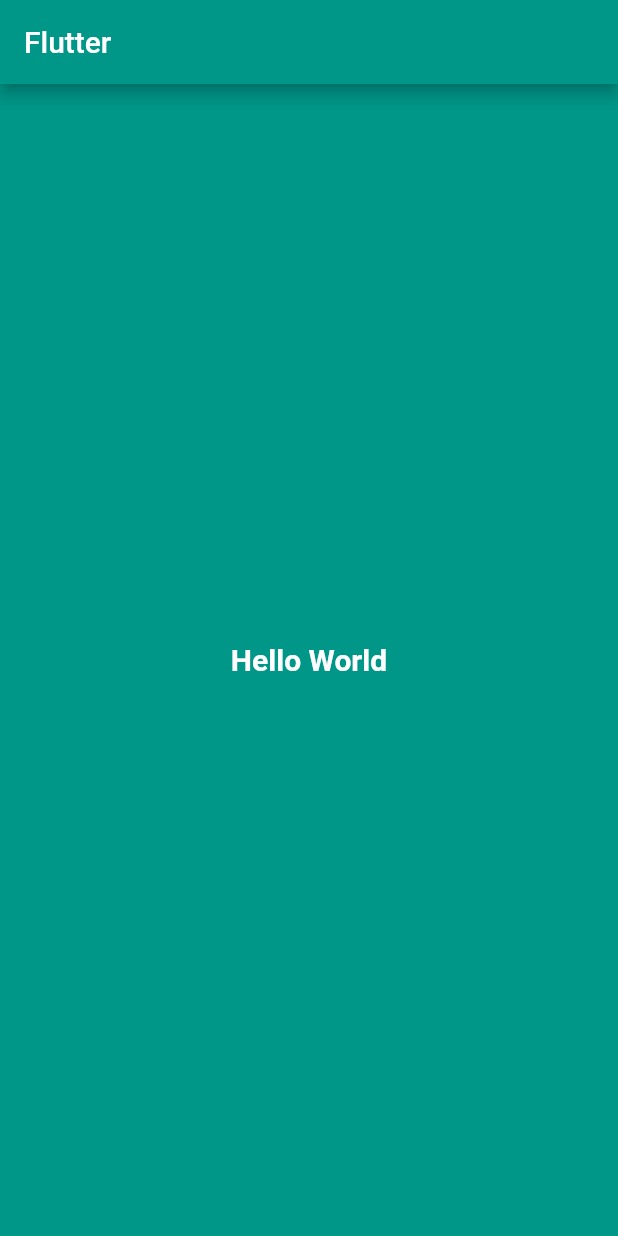
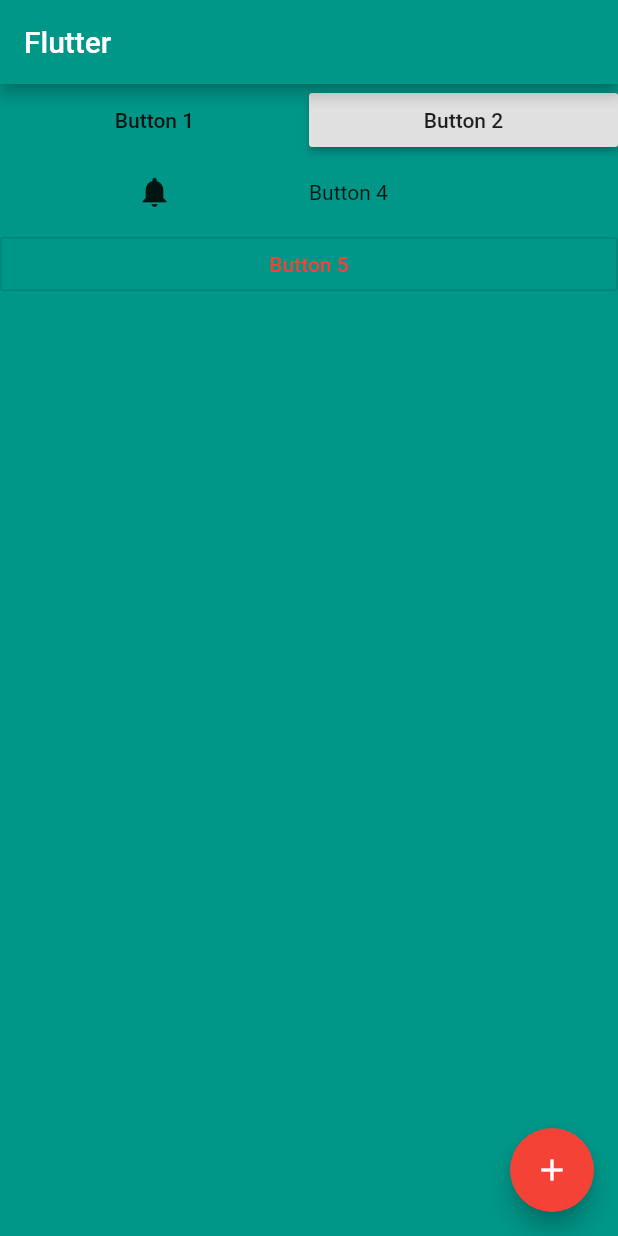
Before and after one commit to tanveerahmed1987/flutter_app, a Flutter app: the screen it shows after launch, on a phone screen of 412 x 824 dp. Run offline on Flutter 3.47's test engine with Material 2 defaults, Android fonts, the phone set to English and light mode, and no system bars.

Commit message:
Button Types

```diff
--- a/lib/Home.dart
+++ b/lib/Home.dart
@@ -8,9 +8,79 @@ class Home extends StatelessWidget {
   Widget build(BuildContext buildContext) {
     return Scaffold(
       appBar: MyAppBar(),
+      floatingActionButton: FloatingActionButton(
+        child: Icon(Icons.add),
+        backgroundColor: Colors.red,
+        onPressed: () {
+          print('FloatingActionButton pressed');
+        },
+      ),
       body: Container(
         color: Colors.teal,
-        child: Center(child: Text('Hello World', style: TextStyle(fontSize: 20, fontWeight: FontWeight.bold, color: Colors.white))),
+        child: Center(
+          child: Column(
+            children: [
+              Row(
+                children: [
+                  Expanded(
+                    child: FlatButton(
+                      onPressed: () {
+                        print('Flat Button is pressed');
+                      },
+                      child: Text('Button 1'),
+                    ),
+                  ),
+
+                  Expanded(
+                    child: RaisedButton(
+                      onPressed: () {
+                          print('Raised Button is pressed');
+                      },
+                      child: Text('Button 2'),
+                    ),
+                  )
+                ],
+              ),
+              Row(
+                children: [
+                  Expanded(
+                    child: IconButton(
+                      icon: Icon(Icons.notifications),
+                      onPressed: () {
+                        print('Icon Button Pressed');
+                      }
+                    ),
+                  ),
+
+                  Expanded(
+                    child: InkWell(
+                      child: Container(child: Text('Button 4')),
+                      onTap: () {
+                        print('InkWell button pressed');
+                      },
+                    ),
+                  )
+                ],
+              ),Row(
+                children: [
+                  Expanded(
+                    child: OutlineButton(
+                      onPressed: () {
+                        print('OutlineButton pressed');
+                      },
+
+                      textColor: Colors.red,
+                      child: Text('Button 5'),
+
+                    ),
+                  ),
+
+
+                ],
+              ),
+            ],
+          ),
+        ) ,
       ),
     );
   }
```
